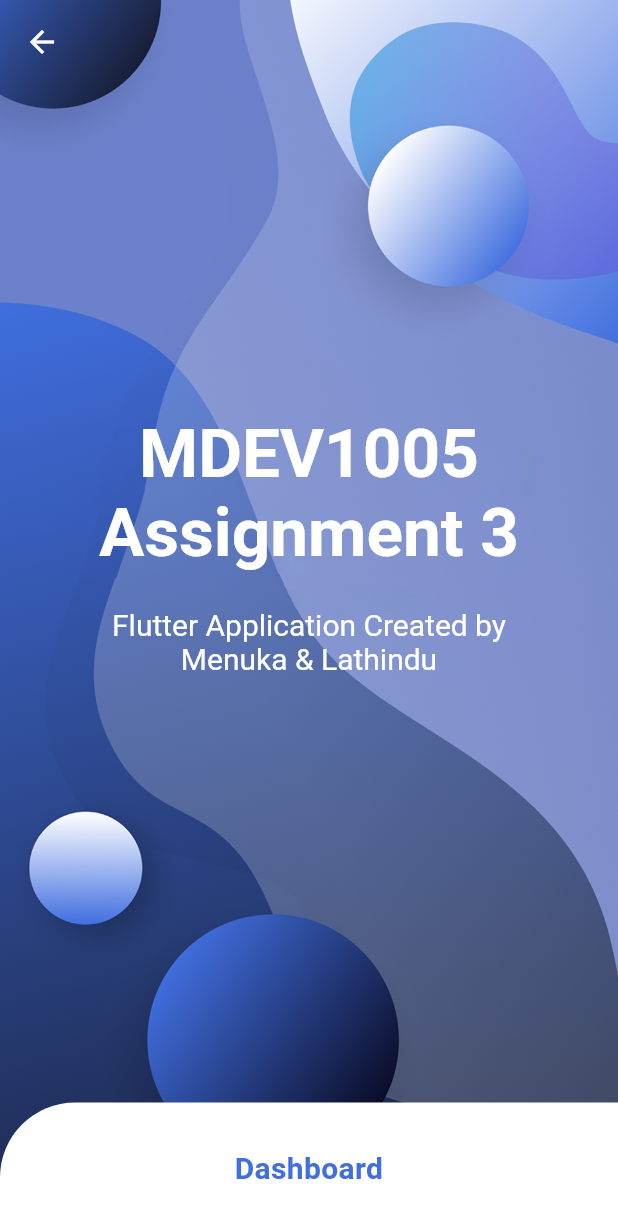
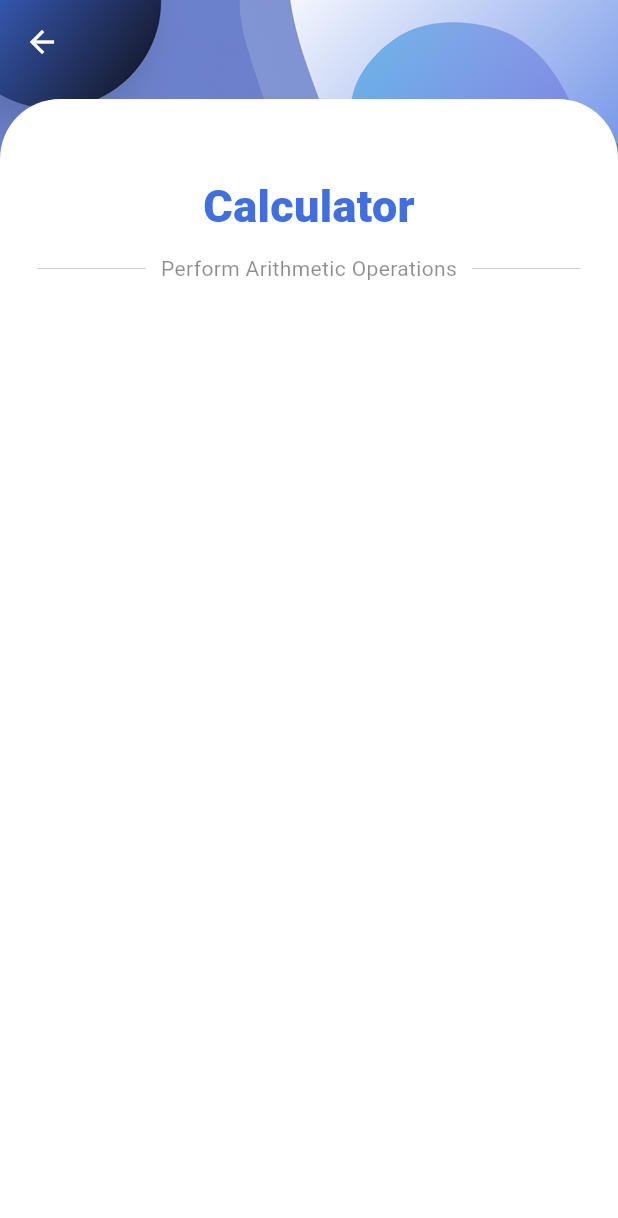
Before and after one commit to Pinto-PINTO/MDEV1005-Assignment3, a Flutter app: the DashboardScreen screen opened by its route, after a tap on "Calculator", on a phone screen of 412 x 824 dp. Shown: the top 1218 px of the screen. Run offline on Flutter 3.47's test engine with Material 3 defaults, Android fonts, the phone set to English and light mode, and no system bars.

Commit message:
Calculator Page Initialized

```diff
--- /dev/null
+++ b/lib/components/calculator.dart
@@ -0,0 +1,97 @@
+import 'package:flutter/material.dart';
+import 'package:mdev1005_flutter_assign3/screens/welcome_screen.dart';
+import '../routes/routes.dart';
+import '../widgets/custom_scaffold.dart';
+
+class CalculatorScreen extends StatefulWidget {
+
+  @override
+  State<CalculatorScreen> createState() => _CalculatorScreenState();
+}
+
+class _CalculatorScreenState extends State<CalculatorScreen> {
+  @override
+  Widget build(BuildContext context) {
+    return CustomScaffold(
+      child: Column(
+        children: [
+          const Expanded(
+            flex: 0,
+            child: SizedBox(
+              height: 10,
+            ),
+          ),
+          Expanded(
+            flex: 7,
+            child: Container(
+              padding: const EdgeInsets.fromLTRB(25.0, 50.0, 25.0, 20.0),
+              decoration: const BoxDecoration(
+                color: Colors.white,
+                borderRadius: BorderRadius.only(
+                  topLeft: Radius.circular(40.0),
+                  topRight: Radius.circular(40.0),
+                ),
+              ),
+              child: SingleChildScrollView(
+                child: Column(
+                  crossAxisAlignment: CrossAxisAlignment.center,
+                  children: [
+                    Text(
+                      'Calculator',
+                      style: TextStyle(
+                        fontSize: 30.0,
+                        fontWeight: FontWeight.w900,
+                        color: Color(0xFF416FDF),
+                      ),
+                    ),
+                    const SizedBox(
+                      height: 10.0,
+                    ),
+                    Row(
+                      mainAxisAlignment: MainAxisAlignment.center,
+                      children: [
+                        Expanded(
+                          child: Divider(
+                            thickness: 0.7,
+                            color: Colors.grey.withOpacity(0.5),
+                          ),
+                        ),
+                        const Padding(
+                          padding: EdgeInsets.symmetric(
+                            vertical: 0,
+                            horizontal: 10,
+                          ),
+                          child: Text(
+                            'Perform Arithmetic Operations',
+                            style: TextStyle(
+                              color: Colors.black45,
+                            ),
+                          ),
+                        ),
+                        Expanded(
+                          child: Divider(
+                            thickness: 0.7,
+                            color: Colors.grey.withOpacity(0.5),
+                          ),
+                        ),
+                      ],
+                    ),
+                    const SizedBox(
+                      height: 30.0,
+                    ),
+
+
+                    // --------- Calculator Logic ---------
+
+
+
+                  ],
+                ),
+              ),
+            ),
+          ),
+        ],
+      ),
+    );
+  }
+}
--- a/lib/routes/routes.dart
+++ b/lib/routes/routes.dart
@@ -1,4 +1,5 @@
 import 'package:flutter/material.dart';
+import 'package:mdev1005_flutter_assign3/components/calculator.dart';
 import 'package:mdev1005_flutter_assign3/components/population_api.dart';
 import 'package:mdev1005_flutter_assign3/components/to_do_list.dart';
 import '../screens/dashboard_screen.dart';
@@ -9,6 +10,7 @@ class Routes {
   static const String dashboard = '/dashboard';
   static const String todolist = '/todolist';
   static const String populationapi = '/populationapi';
+  static const String calculator = '/calculator';
 
   static Route<dynamic> generateRoute(RouteSettings settings) {
     switch (settings.name) {
@@ -24,6 +26,9 @@ class Routes {
       case populationapi:
       // Navigate to the dashboard screen
         return MaterialPageRoute(builder: (_) => PopulationApiScreen());
+      case calculator:
+      // Navigate to the dashboard screen
+        return MaterialPageRoute(builder: (_) => CalculatorScreen());
       default:
       // If route not found, navigate to welcome screen by default
         return MaterialPageRoute(builder: (_) => WelcomeScreen());
--- a/lib/screens/dashboard_screen.dart
+++ b/lib/screens/dashboard_screen.dart
@@ -141,7 +141,7 @@ class _DashboardScreenState extends State<DashboardScreen> {
                       width: double.infinity,
                       child: ElevatedButton(
                         onPressed: () {
-                          Routes.navigateTo(context, Routes.welcome);
+                          Routes.navigateTo(context, Routes.calculator);
                         },
                         child: Text(
                           'Calculator',
```
